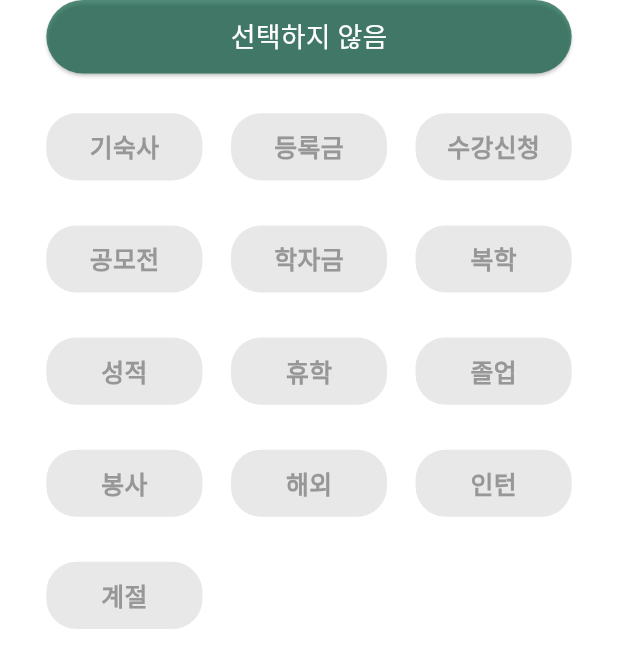
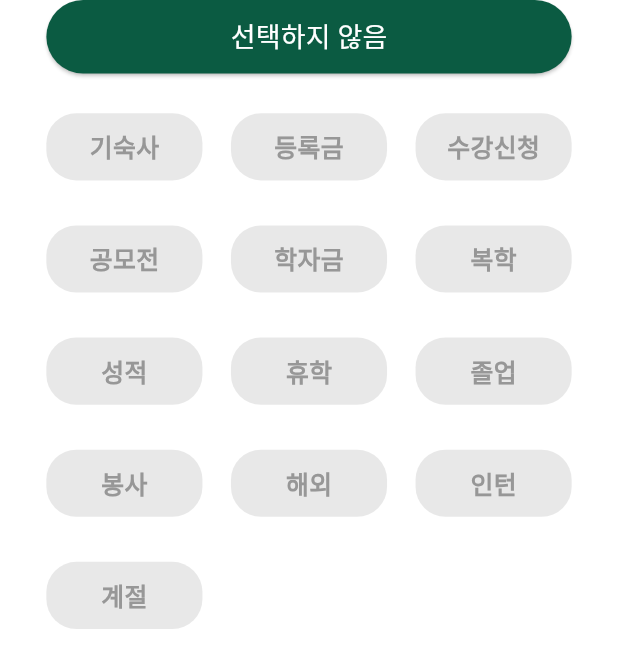
Before and after one commit to JunWooP0/NotiSKKU, a Flutter app: the KeywordsGrid screen opened directly with empty values, on a phone screen of 412 x 824 dp. Shown: the top 668 px of the screen. Run offline on Flutter 3.47's test engine with Material 3 defaults, Android fonts, the phone set to English and light mode, and no system bars; our stand-ins replace flutter_riverpod, google_fonts, shared_preferences; accounts and stored records are empty.

Commit message:
design: do_not_select button color

```diff
--- a/notiskku_demo/lib/widgets/do_not_select.dart
+++ b/notiskku_demo/lib/widgets/do_not_select.dart
@@ -36,7 +36,7 @@ class _DoNotSelectState extends State<DoNotSelect> {
               : null,
           style: ElevatedButton.styleFrom(
             backgroundColor: widget.selectedMajor.isEmpty
-                ? const Color(0xB20B5B42)
+                ? const Color(0xFF0B5B42)
                 : const Color(0xFF979797),
             shape: RoundedRectangleBorder(
               borderRadius: BorderRadius.circular(30),
```
